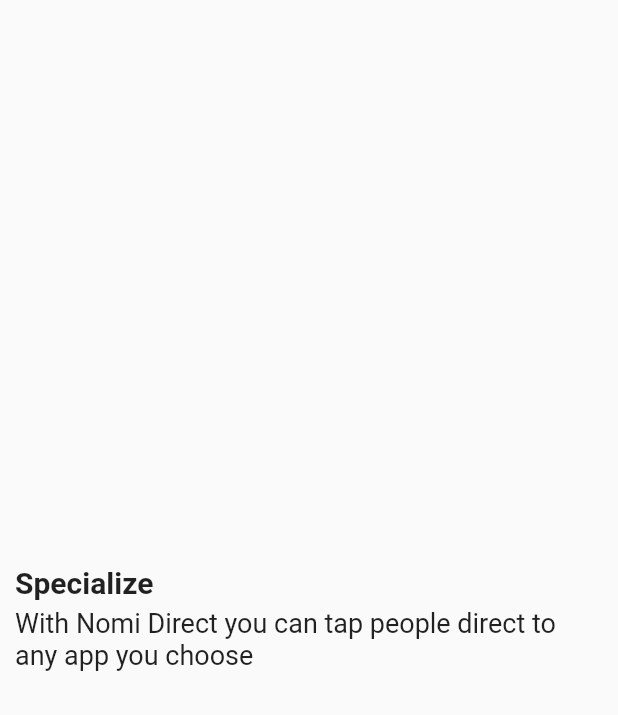
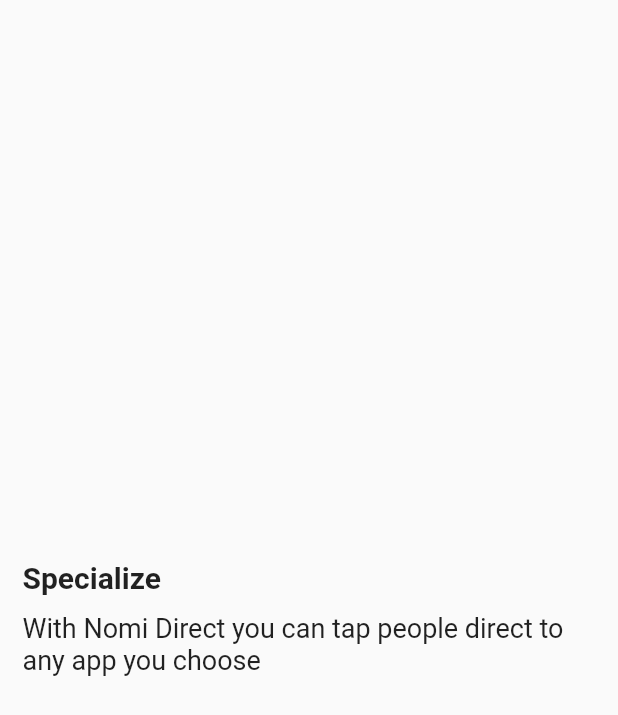
Before and after one commit to moinkhan603/Nomi-NFC, a Flutter app: what _detailsWidget() shows on an empty page, opened directly, on a phone screen of 412 x 824 dp. Shown: the top 715 px of the screen. Run offline on Flutter 3.47's test engine with Material 2 defaults, Android fonts, the phone set to English and light mode, and no system bars; our stand-ins replace firebase_auth, firebase_database, firebase_storage, floating_bottom_navigation_bar, fluttertoast, font_awesome_flutter and 4 more; missing offline and left inert: flutter_nfc_reader, nfc_in_flutter; accounts and stored records are empty; network calls fail.

```diff
--- a/lib/profile.dart
+++ b/lib/profile.dart
@@ -283,14 +283,14 @@ SizedBox(height: 30,),
 
     ),
 
-         SizedBox(height: 10,),
+         SizedBox(height: 15,),
 
          _detailsWidget(AppLocalizations.of(context).translate('unlimitedtaps'),
 
              AppLocalizations.of(context).translate('unlimitedtapst')
          ),
 
-         SizedBox(height: 10,),
+         SizedBox(height: 15,),
 
          _detailsWidget(AppLocalizations.of(context).translate('privacy'),
 
@@ -368,14 +368,14 @@ class _detailsWidget extends StatelessWidget {
   @override
   Widget build(BuildContext context) {
     return Padding(
-      padding: const EdgeInsets.symmetric(horizontal: 10),
+      padding: const EdgeInsets.symmetric(horizontal: 15),
       child: Column(
         mainAxisAlignment: MainAxisAlignment.center,
         crossAxisAlignment: CrossAxisAlignment.start,
         children: <Widget>[
 
         Text(heading,style: TextStyle(fontWeight: FontWeight.bold,fontSize: 20),),
-          SizedBox(height: 5,),
+          SizedBox(height: 12,),
         Text(detail,style: TextStyle(fontSize: 18),),
 
       ],),
```
